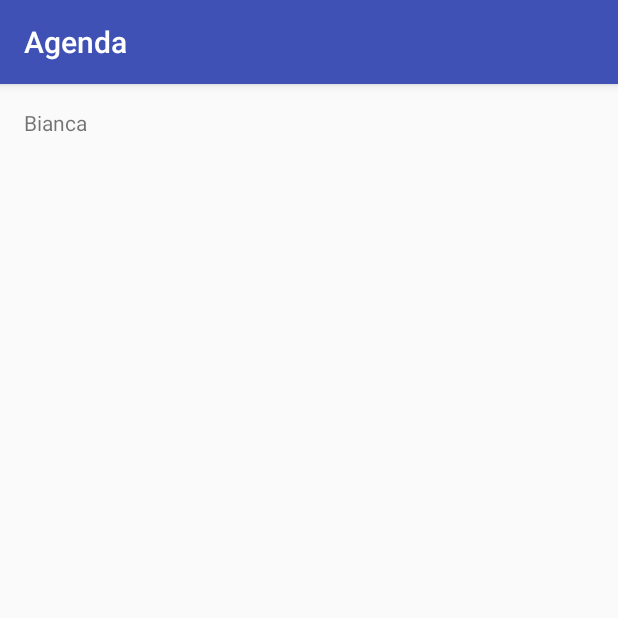
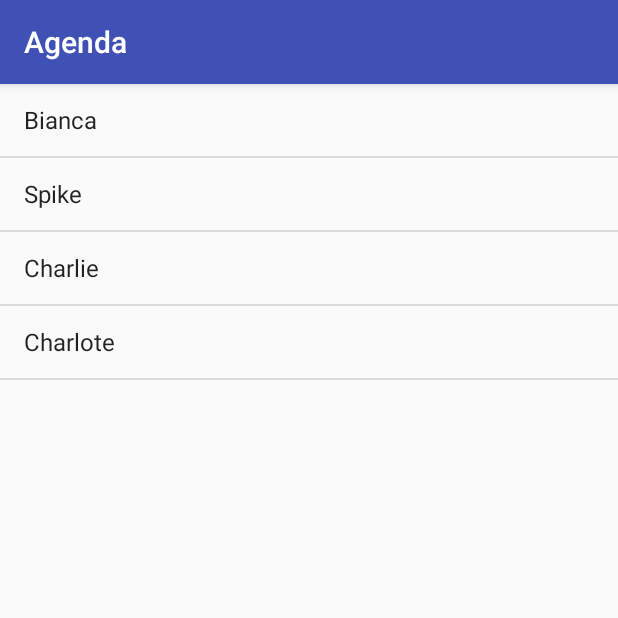
Before and after one commit to anderson-marin26/Android-Studies, an Android app: the screen it shows after launch (ListaAlunosActivity), on a phone screen of 412 x 824 dp, the top half of it. Run offline under Robolectric (Android 15) with nearby library versions, the light colour scheme and no system bars.

Commit message:
ListViews

```diff
--- a/Agenda/app/src/main/java/marin/agenda/ListaAlunosActivity.java
+++ b/Agenda/app/src/main/java/marin/agenda/ListaAlunosActivity.java
@@ -2,6 +2,8 @@
 
 import android.support.v7.app.AppCompatActivity;
 import android.os.Bundle;
+import android.widget.ArrayAdapter;
+import android.widget.ListView;
 
 public class ListaAlunosActivity extends AppCompatActivity {
 
@@ -9,5 +11,10 @@
     protected void onCreate(Bundle savedInstanceState) {
         super.onCreate(savedInstanceState);
         setContentView(R.layout.activity_lista_alunos);
+
+        String[] alunos  = {"Bianca","Spike","Charlie","Charlote"};
+        ListView listaAlunos = (ListView) findViewById(R.id.lista_alunos);
+        ArrayAdapter<String> adapter = new ArrayAdapter<String>(this, android.R.layout.simple_list_item_1, alunos);
+        listaAlunos.setAdapter(adapter);
     }
 }
--- a/Agenda/app/src/main/res/layout/activity_lista_alunos.xml
+++ b/Agenda/app/src/main/res/layout/activity_lista_alunos.xml
@@ -1,16 +1,12 @@
 <?xml version="1.0" encoding="utf-8"?>
-<RelativeLayout xmlns:android="http://schemas.android.com/apk/res/android"
-    xmlns:tools="http://schemas.android.com/tools"
+<LinearLayout xmlns:android="http://schemas.android.com/apk/res/android"
     android:layout_width="match_parent"
     android:layout_height="match_parent"
-    android:paddingBottom="@dimen/activity_vertical_margin"
-    android:paddingLeft="@dimen/activity_horizontal_margin"
-    android:paddingRight="@dimen/activity_horizontal_margin"
-    android:paddingTop="@dimen/activity_vertical_margin"
-    tools:context="marin.agenda.ListaAlunosActivity">
+    android:orientation="vertical">
 
-    <TextView
-        android:layout_width="wrap_content"
-        android:layout_height="wrap_content"
-        android:text="Bianca" />
-</RelativeLayout>
+    <ListView
+        android:layout_width="match_parent"
+        android:layout_height="match_parent"
+        android:id="@+id/lista_alunos">
+    </ListView>
+</LinearLayout>
```
